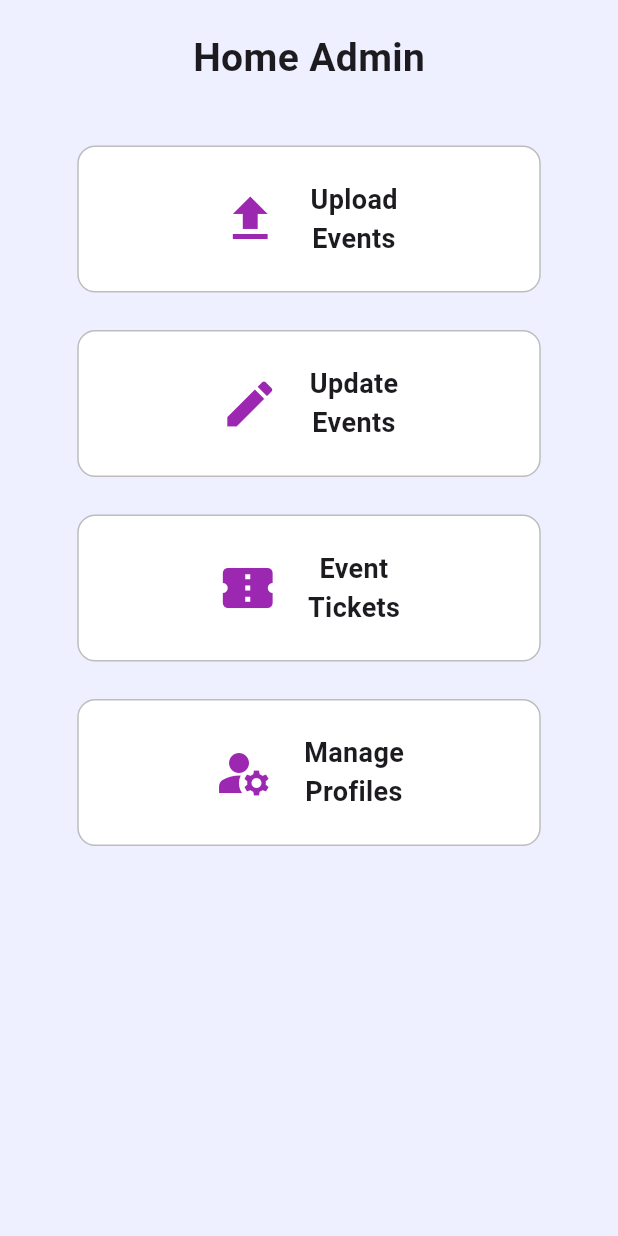
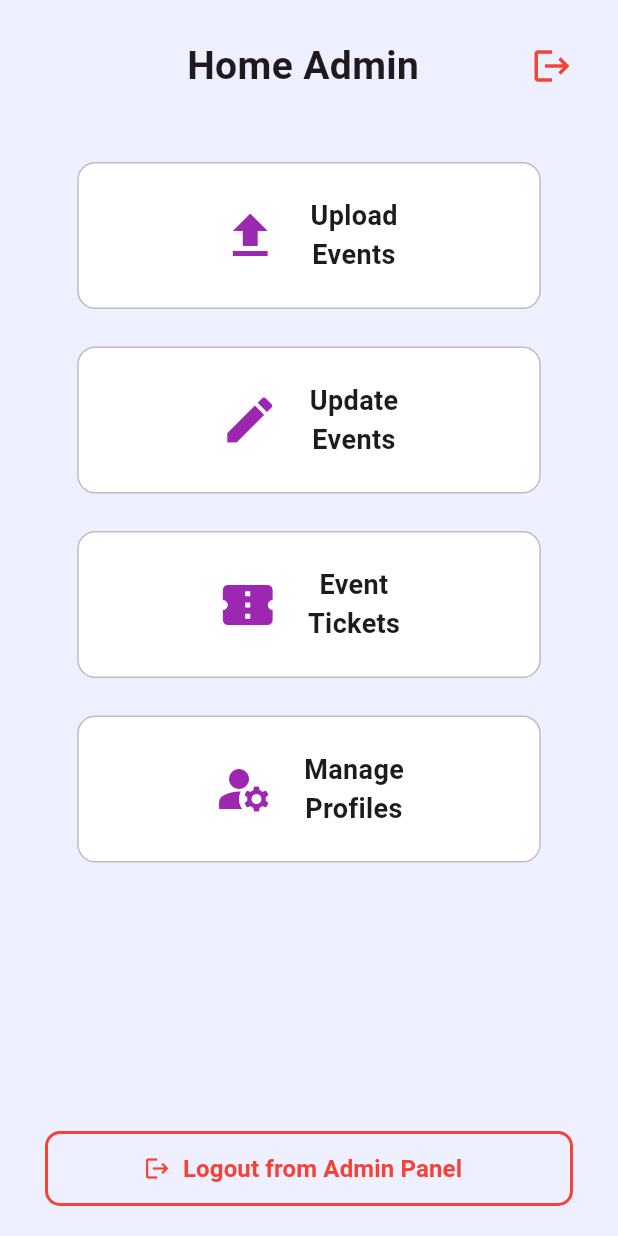
Before and after one commit to TawhidShakil/ticketmaster, a Flutter app: the AdminHome screen opened directly, on a phone screen of 412 x 824 dp. Run offline on Flutter 3.47's test engine with Material 3 defaults, Android fonts, the phone set to English and light mode, and no system bars; our stand-ins replace curved_navigation_bar, firebase_auth, firebase_core, image_picker, supabase_flutter; missing offline and left inert: flutter_sslcommerz; accounts and stored records are empty.

Commit message:
added logout option in Admin home page

```diff
--- /dev/null
+++ b/lib/admin/admin_logout.dart
@@ -0,0 +1,109 @@
+import 'package:flutter/material.dart';
+import 'package:ticketmaster/pages/signup.dart';
+
+class AdminLogout {
+  /// Show logout confirmation dialog
+  static Future<void> showLogoutDialog(BuildContext context) async {
+    final bool? confirm = await showDialog<bool>(
+      context: context,
+      barrierDismissible: false,
+      builder: (BuildContext context) {
+        return AlertDialog(
+          shape: RoundedRectangleBorder(
+            borderRadius: BorderRadius.circular(15),
+          ),
+          title: const Row(
+            children: [
+              Icon(Icons.logout, color: Colors.red, size: 28),
+              SizedBox(width: 10),
+              Text("Confirm Logout"),
+            ],
+          ),
+          content: const Text(
+            "Are you sure you want to logout from Admin Panel?",
+            style: TextStyle(fontSize: 16),
+          ),
+          actions: [
+            TextButton(
+              onPressed: () => Navigator.pop(context, false),
+              child: const Text(
+                "Cancel",
+                style: TextStyle(
+                  color: Colors.grey,
+                  fontSize: 16,
+                  fontWeight: FontWeight.bold,
+                ),
+              ),
+            ),
+            ElevatedButton(
+              onPressed: () => Navigator.pop(context, true),
+              style: ElevatedButton.styleFrom(
+                backgroundColor: Colors.red,
+                shape: RoundedRectangleBorder(
+                  borderRadius: BorderRadius.circular(8),
+                ),
+              ),
+              child: const Text(
+                "Logout",
+                style: TextStyle(
+                  color: Colors.white,
+                  fontSize: 16,
+                  fontWeight: FontWeight.bold,
+                ),
+              ),
+            ),
+          ],
+        );
+      },
+    );
+
+    // If user confirmed, logout and navigate to Signup page
+    if (confirm == true && context.mounted) {
+      Navigator.pushAndRemoveUntil(
+        context,
+        MaterialPageRoute(builder: (context) => const Signup()),
+        (route) => false, // Remove all previous routes
+      );
+    }
+  }
+
+  /// Logout Button Widget (for reuse across admin pages)
+  static Widget logoutButton(BuildContext context) {
+    return Padding(
+      padding: const EdgeInsets.symmetric(horizontal: 30, vertical: 20),
+      child: SizedBox(
+        width: double.infinity,
+        height: 50,
+        child: OutlinedButton.icon(
+          onPressed: () => showLogoutDialog(context),
+          icon: const Icon(Icons.logout, color: Colors.red),
+          label: const Text(
+            "Logout from Admin Panel",
+            style: TextStyle(
+              color: Colors.red,
+              fontSize: 16,
+              fontWeight: FontWeight.bold,
+            ),
+          ),
+          style: OutlinedButton.styleFrom(
+            side: const BorderSide(color: Colors.red, width: 2),
+            shape: RoundedRectangleBorder(
+              borderRadius: BorderRadius.circular(10),
+            ),
+          ),
+        ),
+      ),
+    );
+  }
+
+  /// Logout Icon Button (for app bar)
+  static Widget logoutIconButton(BuildContext context) {
+    return IconButton(
+      onPressed: () => showLogoutDialog(context),
+      icon: const Icon(Icons.logout),
+      color: Colors.red,
+      iconSize: 28,
+      tooltip: "Logout",
+    );
+  }
+}
--- a/lib/admin/home_admin.dart
+++ b/lib/admin/home_admin.dart
@@ -1,6 +1,7 @@
 import 'package:flutter/material.dart';
 import 'upload_event.dart';
 import 'update_event.dart';
+import 'admin_logout.dart'; // ✅ Import the logout file
 
 class AdminHome extends StatelessWidget {
   const AdminHome({super.key});
@@ -14,13 +15,26 @@ class AdminHome extends StatelessWidget {
           children: [
             const SizedBox(height: 20),
 
-            const Text(
-              "Home Admin",
-              style: TextStyle(fontSize: 26, fontWeight: FontWeight.bold),
+            // Header with logout button
+            Padding(
+              padding: const EdgeInsets.symmetric(horizontal: 20),
+              child: Row(
+                mainAxisAlignment: MainAxisAlignment.spaceBetween,
+                children: [
+                  const SizedBox(width: 40), // Spacer for centering
+                  const Text(
+                    "Home Admin",
+                    style: TextStyle(fontSize: 26, fontWeight: FontWeight.bold),
+                  ),
+                  // ✅ Logout Icon Button from admin_logout.dart
+                  AdminLogout.logoutIconButton(context),
+                ],
+              ),
             ),
 
             const SizedBox(height: 40),
 
+            // Upload Events Card
             _adminCard(
               context,
               icon: Icons.upload,
@@ -34,6 +48,8 @@ class AdminHome extends StatelessWidget {
             ),
 
             const SizedBox(height: 25),
+
+            // Update Events Card
             _adminCard(
               context,
               icon: Icons.edit,
@@ -48,6 +64,7 @@ class AdminHome extends StatelessWidget {
 
             const SizedBox(height: 25),
 
+            // Event Tickets Card
             _adminCard(
               context,
               icon: Icons.confirmation_num,
@@ -56,11 +73,17 @@ class AdminHome extends StatelessWidget {
 
             const SizedBox(height: 25),
 
+            // Manage Profiles Card
             _adminCard(
               context,
               icon: Icons.manage_accounts,
               title: "Manage\nProfiles",
             ),
+
+            const Spacer(),
+
+            // ✅ Bottom Logout Button from admin_logout.dart
+            AdminLogout.logoutButton(context),
           ],
         ),
       ),
@@ -77,7 +100,7 @@ class AdminHome extends StatelessWidget {
       child: GestureDetector(
         onTap: onTap,
         child: Container(
-          width: MediaQuery.of(context).size.width * 0.75, // 🔹 reduced width
+          width: MediaQuery.of(context).size.width * 0.75,
           padding: const EdgeInsets.symmetric(vertical: 22, horizontal: 20),
           decoration: BoxDecoration(
             color: Colors.white,
```
